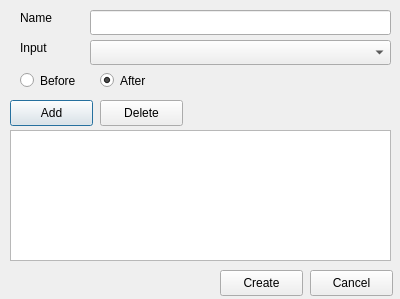
First picture: the form in oom/widgets/createtrackbase.ui, repository ccherrett/oom, before the edit.
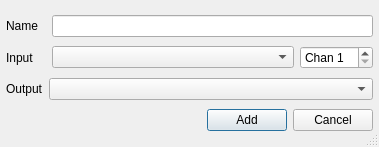
Second picture: the form after the edit.

Patch:
```diff
--- a/oom/widgets/createtrackbase.ui
+++ b/oom/widgets/createtrackbase.ui
@@ -9,153 +9,142 @@
    <rect>
     <x>0</x>
     <y>0</y>
-    <width>400</width>
-    <height>299</height>
+    <width>379</width>
+    <height>147</height>
    </rect>
   </property>
   <property name="windowTitle">
    <string>OOMidi: Create Track</string>
   </property>
+  <property name="sizeGripEnabled">
+   <bool>true</bool>
+  </property>
   <property name="modal">
    <bool>false</bool>
   </property>
-  <widget class="QTableWidget" name="tableWidget">
-   <property name="geometry">
-    <rect>
-     <x>10</x>
-     <y>130</y>
-     <width>381</width>
-     <height>131</height>
-    </rect>
+  <layout class="QVBoxLayout" name="verticalLayout">
+   <property name="spacing">
+    <number>5</number>
    </property>
-  </widget>
-  <widget class="QComboBox" name="comboBox">
-   <property name="geometry">
-    <rect>
-     <x>90</x>
-     <y>40</y>
-     <width>301</width>
-     <height>25</height>
-    </rect>
+   <property name="leftMargin">
+    <number>6</number>
    </property>
-  </widget>
-  <widget class="QLineEdit" name="lineEdit">
-   <property name="geometry">
-    <rect>
-     <x>90</x>
-     <y>10</y>
-     <width>301</width>
-     <height>25</height>
-    </rect>
+   <property name="rightMargin">
+    <number>6</number>
    </property>
-  </widget>
-  <widget class="QLabel" name="label">
-   <property name="geometry">
-    <rect>
-     <x>20</x>
-     <y>10</y>
-     <width>57</width>
-     <height>15</height>
-    </rect>
-   </property>
-   <property name="text">
-    <string>Name</string>
-   </property>
-  </widget>
-  <widget class="QLabel" name="label_2">
-   <property name="geometry">
-    <rect>
-     <x>20</x>
-     <y>40</y>
-     <width>57</width>
-     <height>15</height>
-    </rect>
-   </property>
-   <property name="text">
-    <string>Input</string>
-   </property>
-  </widget>
-  <widget class="QRadioButton" name="radioButton">
-   <property name="geometry">
-    <rect>
-     <x>20</x>
-     <y>70</y>
-     <width>100</width>
-     <height>21</height>
-    </rect>
-   </property>
-   <property name="text">
-    <string>Before</string>
-   </property>
-  </widget>
-  <widget class="QRadioButton" name="radioButton_2">
-   <property name="geometry">
-    <rect>
-     <x>100</x>
-     <y>70</y>
-     <width>100</width>
-     <height>21</height>
-    </rect>
-   </property>
-   <property name="text">
-    <string>After</string>
-   </property>
-   <property name="checked">
-    <bool>true</bool>
-   </property>
-  </widget>
-  <widget class="QPushButton" name="pushButton">
-   <property name="geometry">
-    <rect>
-     <x>10</x>
-     <y>100</y>
-     <width>83</width>
-     <height>26</height>
-    </rect>
-   </property>
-   <property name="text">
-    <string>Add</string>
-   </property>
-  </widget>
-  <widget class="QPushButton" name="pushButton_2">
-   <property name="geometry">
-    <rect>
-     <x>100</x>
-     <y>100</y>
-     <width>83</width>
-     <height>26</height>
-    </rect>
-   </property>
-   <property name="text">
-    <string>Delete</string>
-   </property>
-  </widget>
-  <widget class="QPushButton" name="pushButton_3">
-   <property name="geometry">
-    <rect>
-     <x>220</x>
-     <y>270</y>
-     <width>83</width>
-     <height>26</height>
-    </rect>
-   </property>
-   <property name="text">
-    <string>Create</string>
-   </property>
-  </widget>
-  <widget class="QPushButton" name="pushButton_4">
-   <property name="geometry">
-    <rect>
-     <x>310</x>
-     <y>270</y>
-     <width>83</width>
-     <height>26</height>
-    </rect>
-   </property>
-   <property name="text">
-    <string>Cancel</string>
-   </property>
-  </widget>
+   <item>
+    <layout class="QHBoxLayout" name="horizontalLayout_3">
+     <item>
+      <widget class="QLabel" name="label">
+       <property name="minimumSize">
+        <size>
+         <width>40</width>
+         <height>0</height>
+        </size>
+       </property>
+       <property name="text">
+        <string>Name</string>
+       </property>
+      </widget>
+     </item>
+     <item>
+      <widget class="QLineEdit" name="txtName"/>
+     </item>
+    </layout>
+   </item>
+   <item>
+    <layout class="QHBoxLayout" name="horizontalLayout_2">
+     <item>
+      <widget class="QLabel" name="label_2">
+       <property name="minimumSize">
+        <size>
+         <width>40</width>
+         <height>0</height>
+        </size>
+       </property>
+       <property name="text">
+        <string>Input</string>
+       </property>
+      </widget>
+     </item>
+     <item>
+      <widget class="QComboBox" name="cmbInput">
+       <property name="sizePolicy">
+        <sizepolicy hsizetype="MinimumExpanding" vsizetype="Fixed">
+         <horstretch>0</horstretch>
+         <verstretch>0</verstretch>
+        </sizepolicy>
+       </property>
+      </widget>
+     </item>
+     <item>
+      <widget class="QSpinBox" name="txtChannel">
+       <property name="prefix">
+        <string>Chan </string>
+       </property>
+       <property name="minimum">
+        <number>1</number>
+       </property>
+       <property name="maximum">
+        <number>16</number>
+       </property>
+      </widget>
+     </item>
+    </layout>
+   </item>
+   <item>
+    <layout class="QHBoxLayout" name="horizontalLayout_4">
+     <item>
+      <widget class="QLabel" name="label_3">
+       <property name="text">
+        <string>Output</string>
+       </property>
+      </widget>
+     </item>
+     <item>
+      <widget class="QComboBox" name="cmbOutput">
+       <property name="sizePolicy">
+        <sizepolicy hsizetype="Expanding" vsizetype="Fixed">
+         <horstretch>0</horstretch>
+         <verstretch>0</verstretch>
+        </sizepolicy>
+       </property>
+      </widget>
+     </item>
+    </layout>
+   </item>
+   <item>
+    <layout class="QHBoxLayout" name="horizontalLayout">
+     <item>
+      <spacer name="horizontalSpacer">
+       <property name="orientation">
+        <enum>Qt::Horizontal</enum>
+       </property>
+       <property name="sizeHint" stdset="0">
+        <size>
+         <width>40</width>
+         <height>20</height>
+        </size>
+       </property>
+      </spacer>
+     </item>
+     <item>
+      <widget class="QPushButton" name="btnAdd">
+       <property name="text">
+        <string>Add</string>
+       </property>
+      </widget>
+     </item>
+     <item>
+      <widget class="QPushButton" name="btnCancel">
+       <property name="text">
+        <string>Cancel</string>
+       </property>
+      </widget>
+     </item>
+    </layout>
+   </item>
+  </layout>
  </widget>
  <layoutdefault spacing="6" margin="11"/>
  <resources/>
```
Left out of the diff: 19 changed lines with no effect on the pictures.
